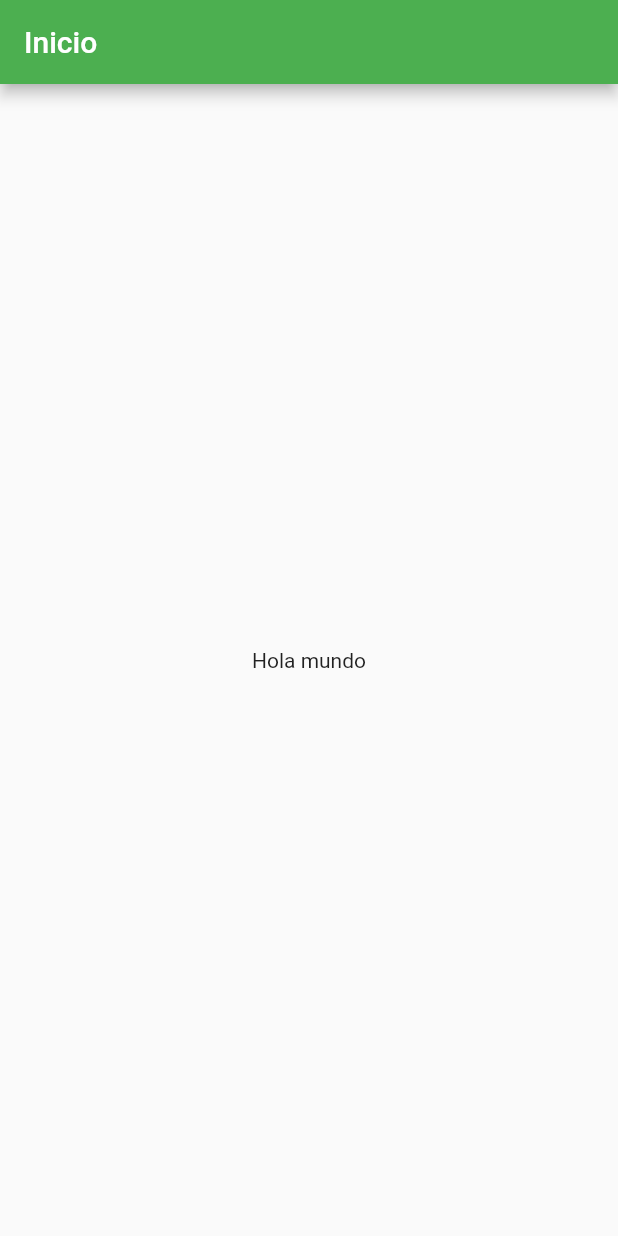
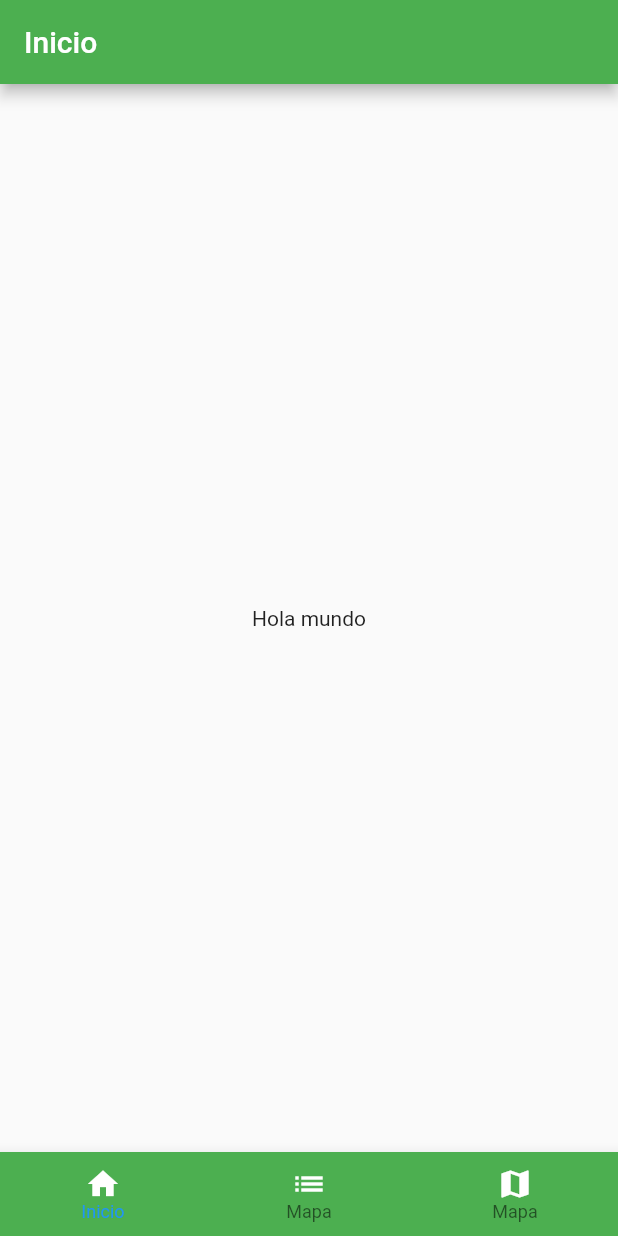
Before and after one commit to diego1996/flutter-project-eis, a Flutter app: the screen it shows after launch, on a phone screen of 412 x 824 dp. Run offline on Flutter 3.47's test engine with Material 2 defaults, Android fonts, the phone set to English and light mode, and no system bars; our stand-ins replace splashscreen.

Commit message:
bottomnavigation

```diff
--- a/plants/lib/pages/home.page.dart
+++ b/plants/lib/pages/home.page.dart
@@ -1,4 +1,5 @@
 import 'package:flutter/material.dart';
+import 'package:plants/widgets/bottom.navigation.dart';
 
 class HomePage extends StatefulWidget {
   const HomePage({Key? key}) : super(key: key);
@@ -22,6 +23,7 @@ class _HomePageState extends State<HomePage> {
           backgroundColor: Colors.green,
           title: const Text("Inicio"),
         ),
+        bottomNavigationBar: const BottomNavigation(),
         body: Center(
           child: Container(
             child: const Text("Hola mundo"),
--- a/plants/lib/pages/splash.page.dart
+++ b/plants/lib/pages/splash.page.dart
@@ -16,7 +16,7 @@ class SplashPage extends StatelessWidget {
       image: Image.asset('assets/planta.png'),
       loadingText: const Text("Cargando"),
       photoSize: 100.0,
-      loaderColor: Colors.blue,
+      loaderColor: Colors.green,
     );
   }
 }
--- /dev/null
+++ b/plants/lib/widgets/bottom.navigation.dart
@@ -0,0 +1,33 @@
+import 'package:flutter/material.dart';
+
+class BottomNavigation extends StatelessWidget {
+  const BottomNavigation({Key? key}) : super(key: key);
+
+  @override
+  Widget build(BuildContext context) {
+    return BottomNavigationBar(
+      backgroundColor: Colors.green,
+
+      type: BottomNavigationBarType.fixed,
+      selectedLabelStyle: TextStyle(fontSize: 12,color: Colors.white),
+      items: const <BottomNavigationBarItem>[
+        BottomNavigationBarItem(
+          icon: Icon(Icons.home, color: Colors.white),
+          backgroundColor: Colors.green,
+          label: 'Inicio',
+        ),
+        BottomNavigationBarItem(
+          icon: Icon(Icons.list, color: Colors.white),
+          backgroundColor: Colors.green,
+          label: 'Mapa',
+
+        ),
+        BottomNavigationBarItem(
+          icon: Icon(Icons.map,  color: Colors.white),
+
+          label: 'Mapa',
+        ),
+      ],
+    );
+  }
+}
```
